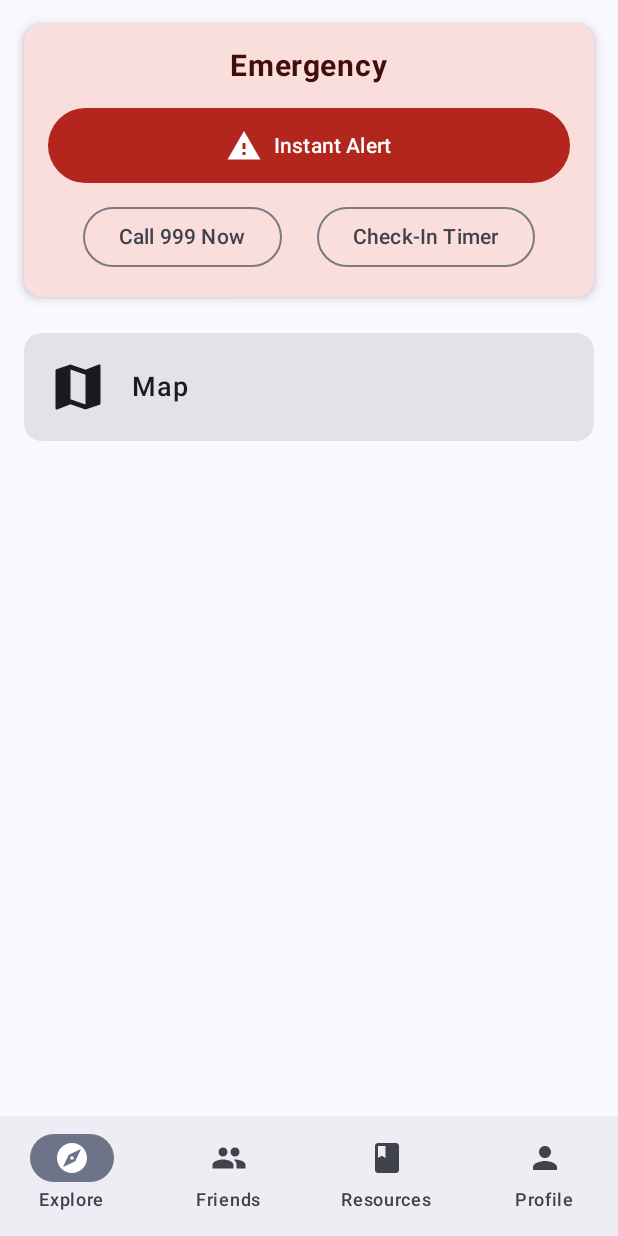
After one commit to Calaweh/SafeHer, an Android app built with Jetpack Compose: the ExploreScreen screen opened through its navigation route, on a phone screen of 412 x 824 dp. The commit adds this screen. Run offline under Robolectric (Android 15) with nearby library versions, the phone set to English and light mode, and no system bars; our stand-ins replace Dagger/Hilt's generated code, Firebase (no records; nobody signed in at launch, a user with empty details on screens opened directly), constraintlayout-compose, window size class.

Commit message:
Explore page, botton navigation bar, blablabla....

```diff
--- /dev/null
+++ b/app/src/main/java/com/example/safeher/ui/explore/ExploreScreen.kt
@@ -0,0 +1,111 @@
+package com.example.safeher.ui.explore
+
+import androidx.compose.foundation.layout.*
+import androidx.compose.material.icons.Icons
+import androidx.compose.material.icons.filled.*
+import androidx.compose.material3.*
+import androidx.compose.runtime.Composable
+import androidx.compose.ui.Alignment
+import androidx.compose.ui.Modifier
+import androidx.compose.ui.graphics.vector.ImageVector
+import androidx.compose.ui.text.font.FontWeight
+import androidx.compose.ui.text.style.TextAlign
+import androidx.compose.ui.unit.dp
+import androidx.compose.ui.unit.sp
+import androidx.navigation.NavController
+import com.example.safeher.ui.navigation.Screen
+
+@Composable
+fun ExploreScreen(navController: NavController) {
+    // The main layout for the screen
+    Column(
+        modifier = Modifier
+            .fillMaxSize()
+            .padding(16.dp),
+        horizontalAlignment = Alignment.CenterHorizontally
+    ) {
+        // Section for the main emergency buttons
+        EmergencySection(navController)
+
+        Spacer(modifier = Modifier.height(24.dp))
+
+        // You can add other cards here for features not in the bottom nav, like the Map
+        FeatureCard(
+            title = "Map",
+            icon = Icons.Default.Map,
+            onClick = { navController.navigate(Screen.Map.name) }
+        )
+    }
+}
+
+@Composable
+fun EmergencySection(navController: NavController) {
+    Card(
+        modifier = Modifier.fillMaxWidth(),
+        elevation = CardDefaults.cardElevation(defaultElevation = 4.dp),
+        colors = CardDefaults.cardColors(containerColor = MaterialTheme.colorScheme.errorContainer)
+    ) {
+        Column(
+            modifier = Modifier
+                .fillMaxWidth()
+                .padding(16.dp),
+            horizontalAlignment = Alignment.CenterHorizontally
+        ) {
+            Text(
+                text = "Emergency",
+                fontSize = 20.sp,
+                fontWeight = FontWeight.Bold,
+                color = MaterialTheme.colorScheme.onErrorContainer
+            )
+            Spacer(modifier = Modifier.height(16.dp))
+
+            // The main "Instant Alert" button
+            Button(
+                onClick = { /* TODO: Implement Instant Alert logic */ },
+                colors = ButtonDefaults.buttonColors(containerColor = MaterialTheme.colorScheme.error),
+                modifier = Modifier
+                    .fillMaxWidth()
+                    .height(50.dp)
+            ) {
+                Icon(Icons.Default.Warning, contentDescription = "Alert Icon", tint = MaterialTheme.colorScheme.onError)
+                Spacer(modifier = Modifier.width(8.dp))
+                Text("Instant Alert", color = MaterialTheme.colorScheme.onError)
+            }
+
+            Spacer(modifier = Modifier.height(12.dp))
+
+            // Row for the other two emergency options
+            Row(
+                modifier = Modifier.fillMaxWidth(),
+                horizontalArrangement = Arrangement.SpaceEvenly
+            ) {
+                OutlinedButton(onClick = { /* TODO: Implement Call 999 logic */ }) {
+                    Text("Call 999 Now")
+                }
+                OutlinedButton(onClick = { navController.navigate(Screen.CheckIn.name) }) {
+                    Text("Check-In Timer")
+                }
+            }
+        }
+    }
+}
+
+@OptIn(ExperimentalMaterial3Api::class)
+@Composable
+fun FeatureCard(title: String, icon: ImageVector, onClick: () -> Unit) {
+    Card(
+        modifier = Modifier.fillMaxWidth(),
+        onClick = onClick
+    ) {
+        Row(
+            modifier = Modifier
+                .padding(16.dp)
+                .fillMaxWidth(),
+            verticalAlignment = Alignment.CenterVertically
+        ) {
+            Icon(icon, contentDescription = "$title Icon", modifier = Modifier.size(40.dp))
+            Spacer(modifier = Modifier.width(16.dp))
+            Text(text = title, fontWeight = FontWeight.SemiBold, fontSize = 18.sp)
+        }
+    }
+}
--- /dev/null
+++ b/app/src/main/java/com/example/safeher/ui/explore/ExploreViewModel.kt
@@ -0,0 +1,10 @@
+package com.example.safeher.ui.explore
+
+import androidx.lifecycle.ViewModel
+import dagger.hilt.android.lifecycle.HiltViewModel
+import javax.inject.Inject
+
+@HiltViewModel
+class ExploreViewModel @Inject constructor() : ViewModel() {
+    // Logic for the explore screen will go here later.
+}
--- a/app/src/main/java/com/example/safeher/ui/navigation/NavigationComponent.kt
+++ b/app/src/main/java/com/example/safeher/ui/navigation/NavigationComponent.kt
@@ -17,6 +17,7 @@ import androidx.compose.material.icons.automirrored.filled.ArrowBack
 import androidx.compose.material.icons.filled.Book
 import androidx.compose.material.icons.filled.Explore
 import androidx.compose.material.icons.filled.People
+import androidx.compose.material.icons.filled.Person
 import androidx.compose.material.icons.outlined.OfflineBolt
 import androidx.compose.material3.*
 import androidx.compose.material3.windowsizeclass.WindowWidthSizeClass
@@ -46,6 +47,7 @@ import com.example.safeher.ui.signin.SignInScreen
 import com.example.safeher.ui.signup.SignUpScreen
 import com.example.safeher.ui.splash.SplashScreenContent
 import com.example.safeher.ui.splash.SplashViewModel
+import com.example.safeher.ui.explore.ExploreScreen
 import kotlinx.coroutines.delay
 import kotlinx.coroutines.launch
 
@@ -53,6 +55,9 @@ enum class Screen(@StringRes val title: Int) {
     Explore(R.string.explore_screen_title),
     SignUp(R.string.sign_up_screen_title),
     SignIn(R.string.sign_in_screen_title),
+    ResourcesHub(R.string.resources_hub_screen_title),
+    Profile(R.string.profile_screen_title),
+    Map(R.string.map_screen_title),
     ForgotPassword(R.string.forgot_password_screen_title),
     Splash(R.string.splash_screen_title),
     Friends(R.string.friends_screen_title),
@@ -122,6 +127,9 @@ fun MainAppLayout(
 
     val mainNavItems = listOf(
         MainNavItem(Screen.Explore, Icons.Default.Explore, "Explore"),
+        MainNavItem(Screen.Friends, Icons.Default.People, "Friends"),
+        MainNavItem(Screen.ResourcesHub, Icons.Default.Book, "Resources"),
+        MainNavItem(Screen.Profile, Icons.Default.Person, "Profile"),
 //        MainNavItem(Screen.Offline, Icons.Outlined.OfflineBolt, "Offline"), //Example only
 //        MainNavItem(Screen.Community, Icons.Default.People, "Community"), ///////////////////////////////////
 //        MainNavItem(Screen.Library, Icons.Default.Book, "Library"),
@@ -283,7 +291,13 @@ private fun AppScaffold(
         ) {
             composable(Screen.SignIn.name) {
                 SignInScreen(
-                    openHomeScreen = { navController.navigate(Screen.Explore.name) { popUpTo(navController.graph.findStartDestination().id) { inclusive = true } } },
+                    openHomeScreen = {
+                        navController.navigate(Screen.Explore.name) {
+                            popUpTo(
+                                navController.graph.findStartDestination().id
+                            ) { inclusive = true }
+                        }
+                    },
                     openSignUpScreen = { navController.navigate(Screen.SignUp.name) },
                     openForgotPasswordScreen = { navController.navigate(Screen.ForgotPassword.name) },
                     showError = showErrorSnackbar
@@ -291,7 +305,13 @@ private fun AppScaffold(
             }
             composable(Screen.SignUp.name) {
                 SignUpScreen(
-                    openHomeScreen = { navController.navigate(Screen.Explore.name) { popUpTo(navController.graph.findStartDestination().id) { inclusive = true } } },
+                    openHomeScreen = {
+                        navController.navigate(Screen.Explore.name) {
+                            popUpTo(
+                                navController.graph.findStartDestination().id
+                            ) { inclusive = true }
+                        }
+                    },
                     openSignInScreen = { navController.navigate(Screen.SignIn.name) },
                     showErrorSnackbar = showErrorSnackbar
                 )
@@ -299,8 +319,39 @@ private fun AppScaffold(
             composable(Screen.ForgotPassword.name) {
                 ForgotPasswordScreen(openSignInScreen = { navController.navigate(Screen.SignIn.name) })
             }
-
+            composable(Screen.Explore.name) {
+                ExploreScreen(navController = navController)
+            }
+            composable(Screen.Friends.name) {
+                // TODO: Create FriendsScreen
+                Box(modifier = Modifier.fillMaxSize(), contentAlignment = Alignment.Center) {
+                    Text("Friends Screen")
+                }
+            }
+            composable(Screen.ResourcesHub.name) {
+                // TODO: Create ResourcesHubScreen
+                Box(modifier = Modifier.fillMaxSize(), contentAlignment = Alignment.Center) {
+                    Text("Resources Hub Screen")
+                }
+            }
+            composable(Screen.Profile.name) {
+                // TODO: Create ProfileScreen
+                Box(modifier = Modifier.fillMaxSize(), contentAlignment = Alignment.Center) {
+                    Text("Profile Screen")
+                }
+            }
+            composable(Screen.Map.name) {
+                // TODO: Create MapScreen
+                Box(modifier = Modifier.fillMaxSize(), contentAlignment = Alignment.Center) {
+                    Text("Map Screen")
+                }
+            }
+            composable(Screen.CheckIn.name) {
+                // TODO: Create CheckInScreen
+                Box(modifier = Modifier.fillMaxSize(), contentAlignment = Alignment.Center) {
+                    Text("Check-In Timer Screen")
+                }
+            }
         }
     }
-
 }
--- a/app/src/main/res/values/strings.xml
+++ b/app/src/main/res/values/strings.xml
@@ -8,6 +8,9 @@
     <string name="forgot_password_screen_title">Forgot Password</string>
     <string name="splash_screen_title">Splash</string>
     <string name="firebase_search_screen_title">Search</string>
+    <string name="resources_hub_screen_title">Resources Hub</string>
+    <string name="profile_screen_title">Profile</string>
+    <string name="map_screen_title">Map</string>
 
     <!-- Error Message -->
     <string name="generic_error">An unknown error occurred.</string>
```
